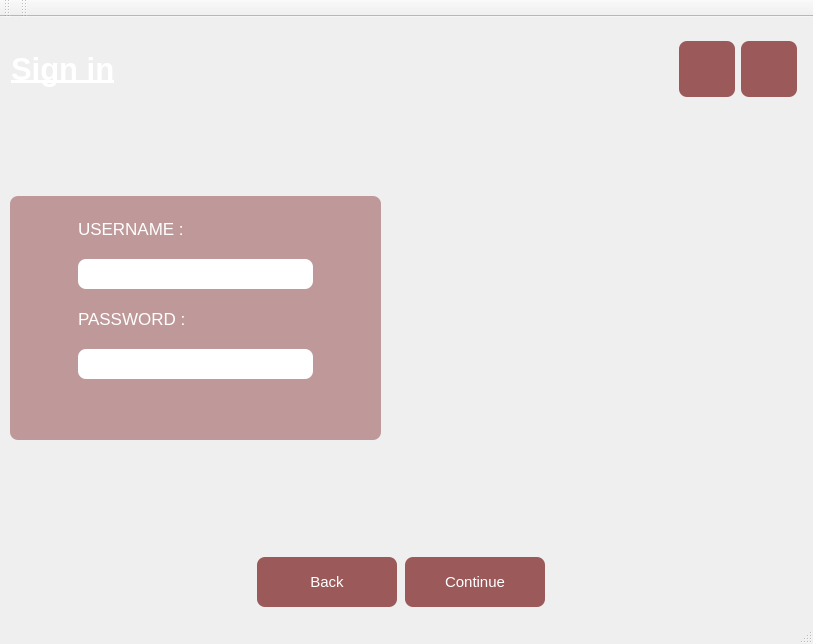
Old version of the form login.ui in the repository ItsArtaz/cinema_management.
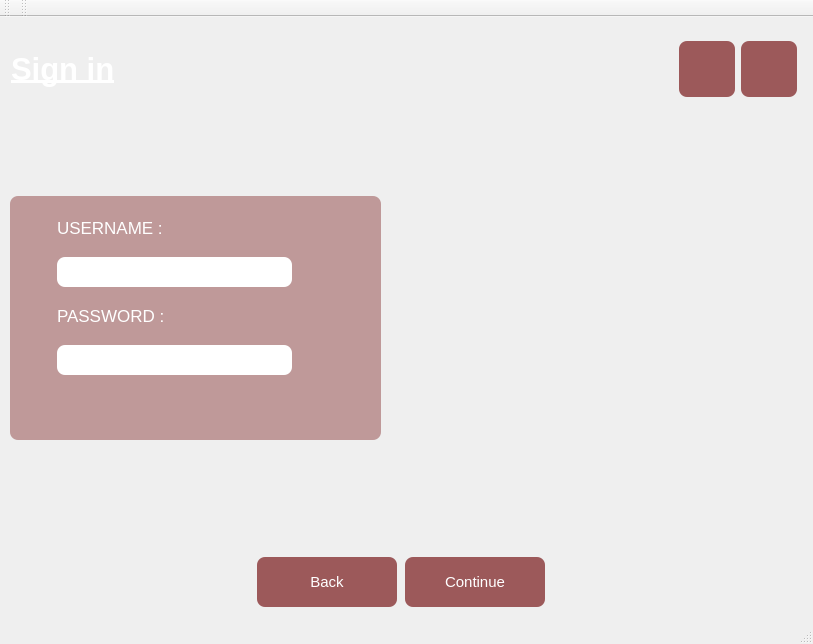
New version of the form. Icons and pictures are not drawn.

Diff of the .ui file:
```diff
--- a/login.ui
+++ b/login.ui
@@ -227,11 +227,17 @@
           <item row="4" column="0">
            <widget class="QLabel" name="label_4">
             <property name="sizePolicy">
-             <sizepolicy hsizetype="Preferred" vsizetype="Fixed">
+             <sizepolicy hsizetype="Fixed" vsizetype="Fixed">
               <horstretch>0</horstretch>
               <verstretch>0</verstretch>
              </sizepolicy>
             </property>
+            <property name="minimumSize">
+             <size>
+              <width>276</width>
+              <height>24</height>
+             </size>
+            </property>
             <property name="font">
              <font>
               <pointsize>12</pointsize>
```
Left out of the diff: 9 changed lines with no effect on the pictures.
